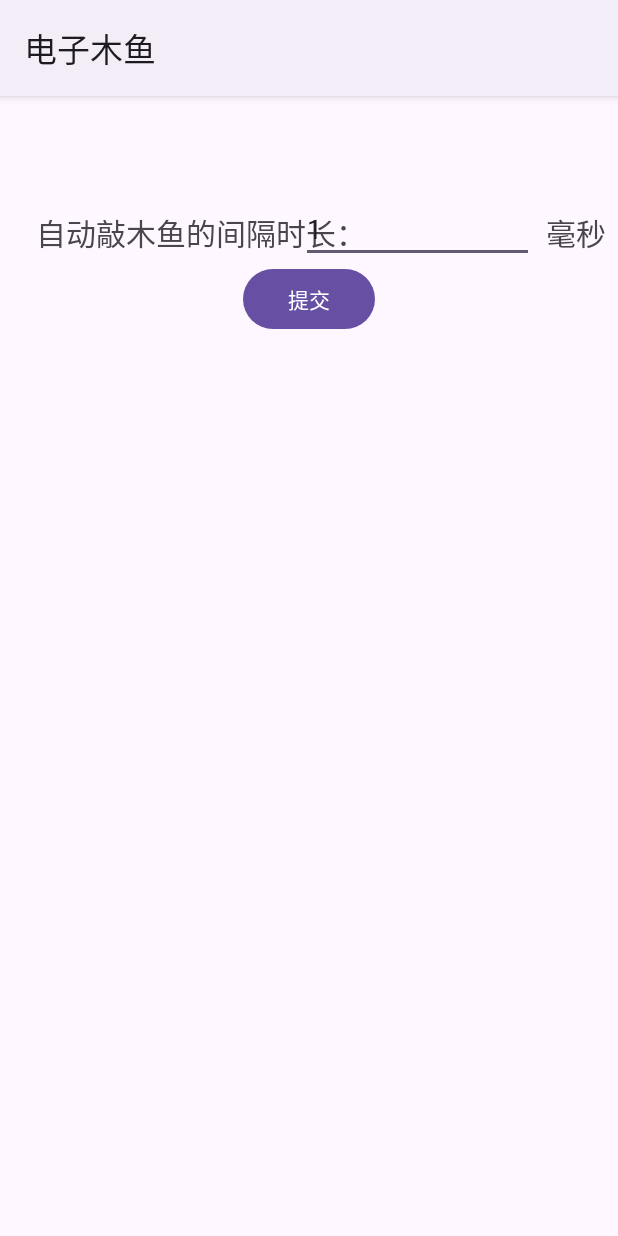
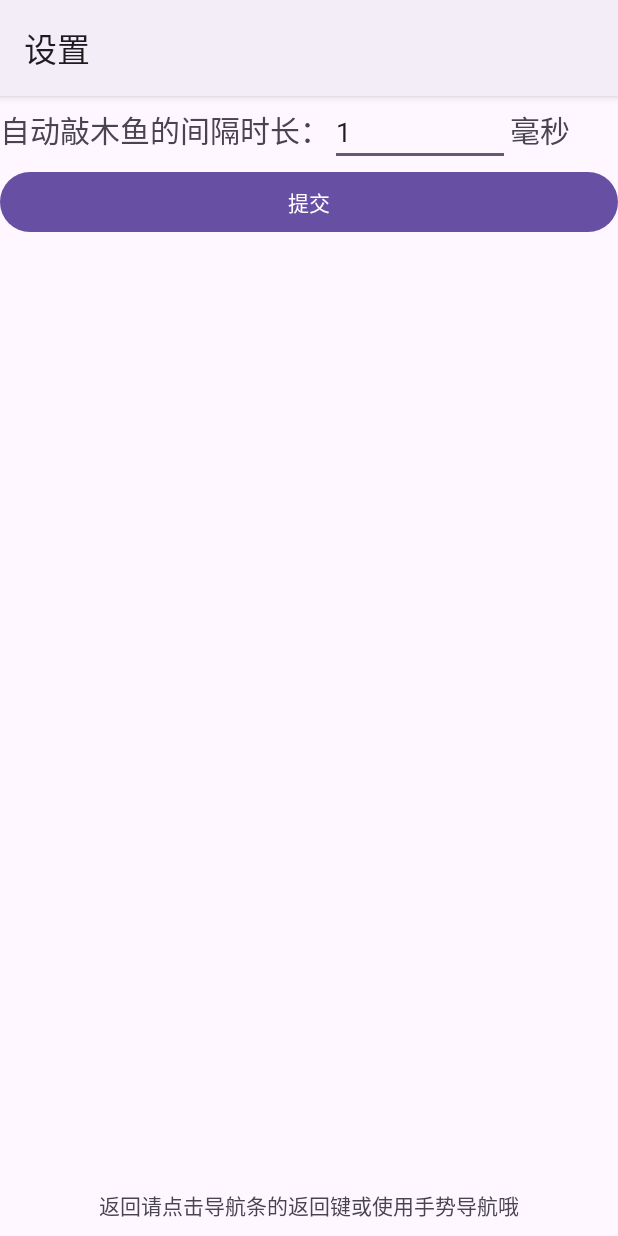
Before and after one commit to Oliver13211/electronicWoodFish, an Android app: the settingActivity screen opened directly, with no data from a screen before it, on a phone screen of 412 x 824 dp. Run offline under Robolectric (Android 15) with nearby library versions, the light colour scheme and no system bars.

Commit message:
1.0再改

```diff
--- a/app/src/main/AndroidManifest.xml
+++ b/app/src/main/AndroidManifest.xml
@@ -16,7 +16,8 @@
         tools:targetApi="31">
         <activity
             android:name=".settingActivity"
-            android:exported="false" />
+            android:exported="false"
+            android:label="设置"/>
         <activity
             android:name=".MainActivity"
             android:exported="true">
--- a/app/src/main/java/com/wzw/electronicWoodFish/MainActivity.java
+++ b/app/src/main/java/com/wzw/electronicWoodFish/MainActivity.java
@@ -3,7 +3,9 @@ import android.annotation.SuppressLint;
 import android.content.Intent;
 import android.media.MediaPlayer;
 import android.os.Bundle;
+import android.os.Handler;
 import android.os.Vibrator;
+import android.util.Log;
 import android.view.Menu;
 import android.view.MenuInflater;
 import android.view.MenuItem;
@@ -16,6 +18,10 @@ public class MainActivity extends AppCompatActivity {
     Vibrator vibrator;
     ImageView woodFish;
     TextView num;
+    private final Handler handler = new Handler();
+    private Runnable clickRunnable;
+    private boolean isClicking = false;
+    int delaytime;
     int count = 0;
     @SuppressLint({"MissingInflatedId", "SetTextI18n"})
     @Override
@@ -29,6 +35,21 @@ public class MainActivity extends AppCompatActivity {
         vibrator = (Vibrator)this.getSystemService(VIBRATOR_SERVICE);
         MediaPlayer mMediaPlayer = MediaPlayer.create(this, R.raw.sound);
         super.onCreate(savedInstanceState);
+        clickRunnable = new Runnable() {
+            @Override
+            public void run() {
+                if (isClicking) {
+                    woodFish.performClick();
+                    Log.d("test", String.valueOf(getIntent()));
+                    if (delaytime==0){
+                        delaytime = getIntent().getIntExtra("time",0);
+                    }
+                    Log.d("test", String.valueOf(delaytime));
+//                    Toast.makeText(MainActivity.this,"功德+1",Toast.LENGTH_SHORT).show();count++;num.setText("当前功德："+count);mMediaPlayer.start();vibrator.vibrate(100);
+                    handler.postDelayed(this, delaytime);
+                }
+            }
+        };
         setContentView(R.layout.activity_main);
         woodFish = findViewById(R.id.woodFish);
         num = findViewById(R.id.num);
@@ -36,9 +57,11 @@ public class MainActivity extends AppCompatActivity {
     }
     public boolean onOptionsItemSelected(@NonNull MenuItem item) {
         if (item.getItemId()==R.id.autoStart){
-
+            isClicking = true;
+            handler.post(clickRunnable);
         } else if (item.getItemId()==R.id.autoStop) {
-
+            isClicking = false;
+            handler.removeCallbacks(clickRunnable);
         } else if (item.getItemId()==R.id.setting) {
             startActivity(new Intent(MainActivity.this, settingActivity.class));
         } else if (item.getItemId()==R.id.about) {
--- a/app/src/main/java/com/wzw/electronicWoodFish/settingActivity.java
+++ b/app/src/main/java/com/wzw/electronicWoodFish/settingActivity.java
@@ -1,14 +1,32 @@
 package com.wzw.electronicWoodFish;
+import android.annotation.SuppressLint;
+import android.content.Intent;
 import android.os.Bundle;
+import android.util.Log;
+import android.view.Menu;
+import android.view.MenuInflater;
 import android.widget.Button;
 import android.widget.EditText;
 import android.widget.Toast;
 import androidx.appcompat.app.AppCompatActivity;
 public class settingActivity extends AppCompatActivity {
-    public int time;
+    int time;
     EditText waitTime;
     Button submit;
     @Override
+    protected void onResume (){
+        super.onResume();
+        if (time!=0){
+            startActivity(new Intent(this,MainActivity.class).putExtra("time",time));
+            Log.d("test2", String.valueOf(time));
+        }
+    }
+    public boolean onCreateOptionsMenu(Menu menu){
+        MenuInflater inflater = getMenuInflater();
+        inflater.inflate(R.menu.menu_setting_activity, menu);
+        return super.onCreateOptionsMenu(menu);
+    }
+    @SuppressLint("MissingInflatedId")
     protected void onCreate(Bundle savedInstanceState) {
         super.onCreate(savedInstanceState);
         setContentView(R.layout.activity_setting);
--- a/app/src/main/res/layout/activity_setting.xml
+++ b/app/src/main/res/layout/activity_setting.xml
@@ -8,52 +8,71 @@
     tools:context=".settingActivity">
 
     <TextView
+        android:id="@+id/textView3"
+        android:layout_width="wrap_content"
+        android:layout_height="wrap_content"
+        android:layout_marginBottom="10dp"
+        android:text="返回请点击导航条的返回键或使用手势导航哦"
+        android:textSize="14sp"
+        app:layout_constraintBottom_toBottomOf="parent"
+        app:layout_constraintEnd_toEndOf="parent"
+        app:layout_constraintStart_toStartOf="parent"
+        app:layout_constraintTop_toBottomOf="@+id/linearLayout"
+        app:layout_constraintVertical_bias="0.984"
+        tools:ignore="HardcodedText" />
+
+    <LinearLayout
+        android:id="@+id/linearLayout"
+        android:layout_width="0dp"
+        android:layout_height="0dp"
+        android:layout_marginTop="1dp"
+        android:layout_marginBottom="1dp"
+        android:orientation="vertical"
+        app:layout_constraintBottom_toTopOf="@+id/textView3"
+        app:layout_constraintEnd_toEndOf="parent"
+        app:layout_constraintStart_toStartOf="parent"
+        app:layout_constraintTop_toTopOf="parent"
+        tools:ignore="VisualLintBounds">
+
+        <LinearLayout
+            android:layout_width="wrap_content"
+            android:layout_height="wrap_content"
+            android:orientation="horizontal">
+
+            <TextView
                 android:id="@+id/textView4"
                 android:layout_width="wrap_content"
                 android:layout_height="wrap_content"
-        android:layout_marginStart="24dp"
-        android:layout_marginTop="76dp"
                 android:text="自动敲木鱼的间隔时长："
                 android:textSize="20sp"
-        app:layout_constraintEnd_toEndOf="parent"
-        app:layout_constraintEnd_toStartOf="@+id/waitTime"
-        app:layout_constraintHorizontal_bias="0.0"
-        app:layout_constraintStart_toStartOf="parent"
-        app:layout_constraintTop_toTopOf="parent"
                 tools:ignore="HardcodedText" />
 
             <EditText
                 android:id="@+id/waitTime"
-        android:layout_width="155dp"
-        android:layout_height="41dp"
-        android:layout_marginEnd="56dp"
+                android:layout_width="wrap_content"
+                android:layout_height="wrap_content"
+                android:layout_weight="1"
                 android:ems="10"
                 android:inputType="numberSigned"
                 android:text="1"
-        app:layout_constraintBaseline_toBaselineOf="@+id/textView4"
-        app:layout_constraintEnd_toEndOf="parent"
-        tools:ignore="Autofill,HardcodedText,LabelFor,SpeakableTextPresentCheck,TouchTargetSizeCheck,VisualLintTextFieldSize" />
+                tools:ignore="Autofill,HardcodedText,InefficientWeight,LabelFor,SpeakableTextPresentCheck,TouchTargetSizeCheck,VisualLintTextFieldSize" />
 
             <TextView
                 android:id="@+id/textView5"
-        android:layout_width="wrap_content"
-        android:layout_height="wrap_content"
+                android:layout_width="72dp"
+                android:layout_height="41dp"
                 android:text="毫秒"
                 android:textSize="20sp"
-        app:layout_constraintBaseline_toBaselineOf="@+id/waitTime"
-        app:layout_constraintEnd_toEndOf="parent"
-        app:layout_constraintHorizontal_bias="0.519"
-        app:layout_constraintStart_toEndOf="@+id/waitTime"
-        tools:ignore="HardcodedText" />
+                tools:ignore="HardcodedText,TextSizeCheck,VisualLintBounds" />
+        </LinearLayout>
 
         <Button
             android:id="@+id/submit"
-        android:layout_width="wrap_content"
+            android:layout_width="match_parent"
             android:layout_height="wrap_content"
-        android:layout_marginTop="5dp"
+            android:gravity="center_horizontal|center_vertical"
             android:text="提交"
-        app:layout_constraintEnd_toEndOf="parent"
-        app:layout_constraintStart_toStartOf="parent"
-        app:layout_constraintTop_toBottomOf="@+id/textView4"
-        tools:ignore="HardcodedText,MissingConstraints" />
+            tools:ignore="HardcodedText,MissingConstraints,TouchTargetSizeCheck,VisualLintButtonSize" />
+
+    </LinearLayout>
 </androidx.constraintlayout.widget.ConstraintLayout>
--- /dev/null
+++ b/app/src/main/res/menu/menu_setting_activity.xml
@@ -0,0 +1,4 @@
+<?xml version="1.0" encoding="utf-8"?>
+<menu xmlns:tools="http://schemas.android.com/tools"
+    xmlns:app="http://schemas.android.com/apk/res-auto"
+    xmlns:android="http://schemas.android.com/apk/res/android"/>
```
Also changed, not shown: app/src/main/res/drawable/about.png, app/src/main/res/drawable/auto.png, app/src/main/res/drawable/menu.png, app/src/main/res/drawable/setting.png, app/src/main/res/drawable/start.png, app/src/main/res/drawable/stop.png. Lines whose indentation alone changed are shown as unchanged.
